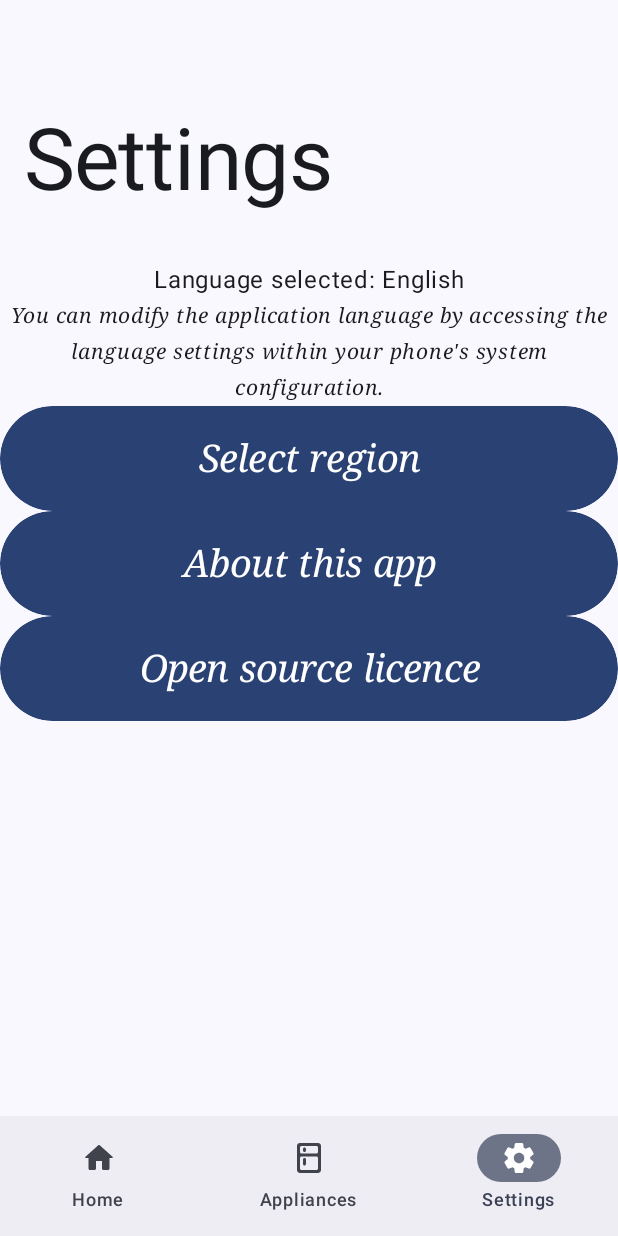
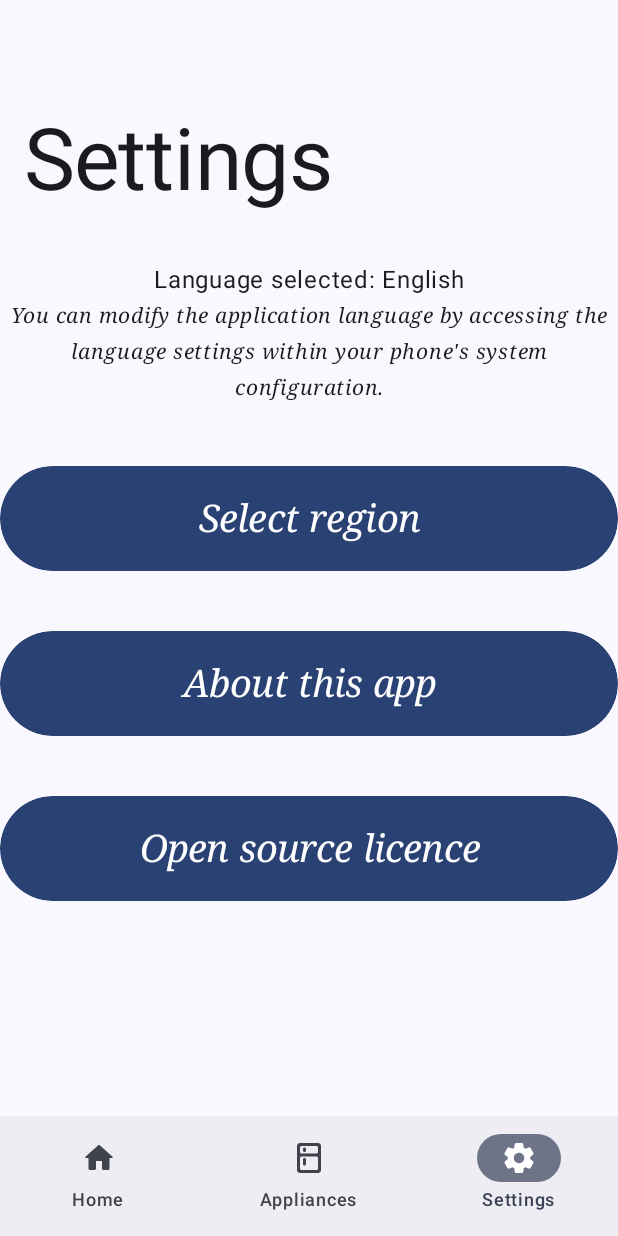
Before and after one commit to SakariaAhmed/PricePulse, an Android app built with Jetpack Compose: the composable AppScreenUI shown on its own in the app's theme, item 3 of the bottom bar chosen, on a phone screen of 412 x 824 dp. Run offline under Robolectric (Android 15) with nearby library versions, the phone set to English and light mode, and no system bars; libraries missing offline, so code that uses them is left out: com.mikepenz.aboutlibraries, com.patrykandpatrick.vico; missing, so only their content is drawn: ProvideChartStyle; 2 statements that could not run were skipped.

Commit message:
Table not showing bug (#53)
* Table not showing bug

* Update SettingsScreen.kt

* .

* Update HomeScreen.kt

```diff
--- a/app/src/main/java/com/example/team33/ui/screens/HomeScreen.kt
+++ b/app/src/main/java/com/example/team33/ui/screens/HomeScreen.kt
@@ -2,13 +2,7 @@ package com.example.team33.ui.screens
 
 import android.content.res.Configuration.UI_MODE_NIGHT_YES
 import android.icu.text.SimpleDateFormat
-import androidx.compose.foundation.layout.Arrangement
-import androidx.compose.foundation.layout.Box
-import androidx.compose.foundation.layout.Column
-import androidx.compose.foundation.layout.fillMaxSize
-import androidx.compose.foundation.layout.fillMaxWidth
-import androidx.compose.foundation.layout.padding
-import androidx.compose.foundation.layout.size
+import androidx.compose.foundation.layout.*
 import androidx.compose.foundation.lazy.LazyColumn
 import androidx.compose.material3.Card
 import androidx.compose.material3.CardDefaults
@@ -44,6 +38,9 @@ fun HomeScreen(mainUiState: MainUiState, modifier: Modifier = Modifier) {
     ) {
         item {
             SpotpriceComposable(currentPrice = mainUiState.electricityPrices?.get(getCurrentHour()))
+
+            Spacer(modifier = Modifier.height(50.dp))
+
             ShowElectricityGraph(
                 priceList = mainUiState.electricityPrices, thresholdValue = mainUiState.maxPrice
             )
--- a/app/src/main/java/com/example/team33/ui/screens/SettingsScreen.kt
+++ b/app/src/main/java/com/example/team33/ui/screens/SettingsScreen.kt
@@ -39,8 +39,6 @@ fun SettingsScreen(
     changeElectricityRegion: (ElectricityRegion) -> Unit,
     modifier: Modifier = Modifier
 ) {
-
-    //
     val openDialog = remember { mutableStateOf(false) }
 
     LazyColumn(
@@ -56,6 +54,8 @@ fun SettingsScreen(
                 fontFamily = FontFamily.Serif,
                 textAlign = TextAlign.Center,
                 modifier = Modifier.width(500.dp))
+
+            Spacer(modifier = Modifier.height(40.dp))
 
             Button(onClick = { openDialog.value = !openDialog.value },
                 //Select region button
@@ -216,6 +216,8 @@ fun SettingsScreen(
 
             }
 
+            Spacer(modifier = Modifier.height(40.dp))
+
             Button(
                 onClick = { navController.navigate("showAboutThisApp") },
                 modifier= Modifier
@@ -232,6 +234,7 @@ fun SettingsScreen(
                     modifier = Modifier.width(200.dp))
             }
 
+            Spacer(modifier = Modifier.height(40.dp))
 
             Button(
                 onClick = { navController.navigate("openSource") },
```
Also changed, not shown: app/src/main/java/com/example/team33/ui/screens/AppliancesScreen.kt (+9 -1 lines).
